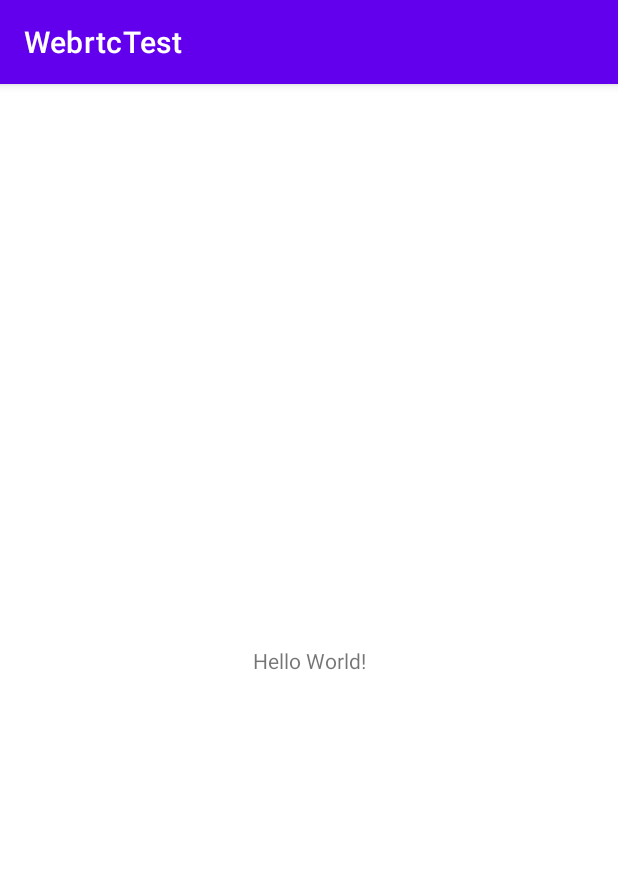
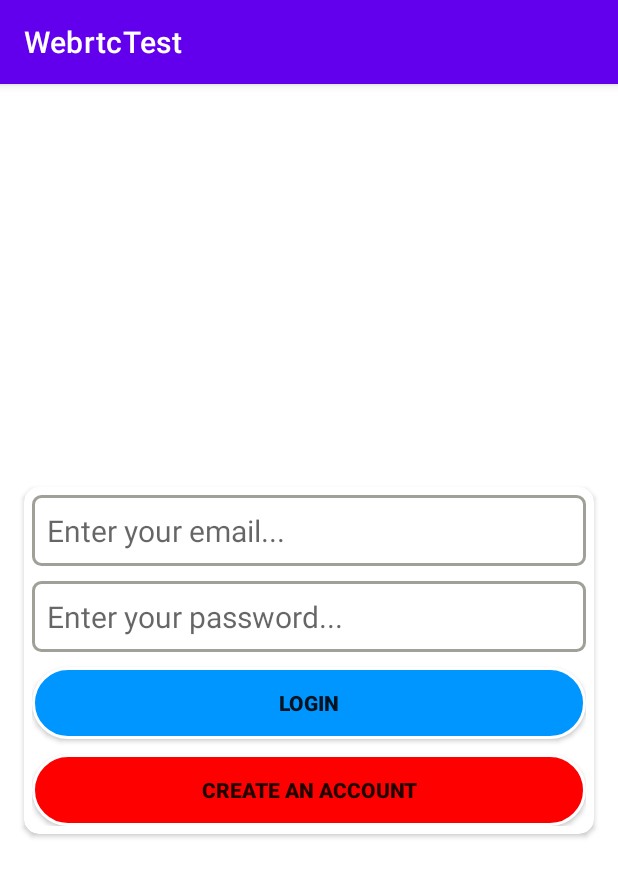
Before and after one commit to thanhhieu995/webRtcTest, an Android app: the screen it shows after launch (MainActivity), on a phone screen of 412 x 824 dp. Shown: the top 877 px of the screen. Run offline under Robolectric (Android 15) with nearby library versions, the phone set to English and light mode, and no system bars.

Commit message:
Design main.xml

```diff
--- /dev/null
+++ b/app/src/main/res/drawable/button_corner_blue_style.xml
@@ -0,0 +1,7 @@
+<?xml version="1.0" encoding="utf-8"?>
+<shape xmlns:android="http://schemas.android.com/apk/res/android">
+    <corners android:radius="40dp" />
+    <stroke android:color="@color/white"
+        android:width="2dp"/>
+    <solid android:color="@color/blue"/>
+</shape>
--- /dev/null
+++ b/app/src/main/res/drawable/button_corner_red_style.xml
@@ -0,0 +1,7 @@
+<?xml version="1.0" encoding="utf-8"?>
+<shape xmlns:android="http://schemas.android.com/apk/res/android">
+    <corners android:radius="40dp" />
+    <stroke android:color="@color/white"
+        android:width="2dp"/>
+    <solid android:color="@color/red"/>
+</shape>
--- /dev/null
+++ b/app/src/main/res/drawable/edt_square_transparency_style.xml
@@ -0,0 +1,7 @@
+<?xml version="1.0" encoding="utf-8"?>
+<shape xmlns:android="http://schemas.android.com/apk/res/android">
+    <corners android:radius="5dp"/>
+    <stroke android:width="2dp"
+        android:color="@color/blonde"/>
+    <solid android:color="@color/white"/>
+</shape>
--- a/app/src/main/res/layout/activity_main.xml
+++ b/app/src/main/res/layout/activity_main.xml
@@ -6,13 +6,64 @@
     android:layout_height="match_parent"
     tools:context="vn.videocall.webrtctest.MainActivity">
 
-    <TextView
-        android:layout_width="wrap_content"
+    <androidx.cardview.widget.CardView
+        android:id="@+id/crv_main"
+        android:layout_width="match_parent"
         android:layout_height="wrap_content"
-        android:text="Hello World!"
+        android:layout_marginStart="16dp"
+        android:layout_marginEnd="16dp"
+        app:cardCornerRadius="10dp"
         app:layout_constraintBottom_toBottomOf="parent"
         app:layout_constraintEnd_toEndOf="parent"
         app:layout_constraintStart_toStartOf="parent"
-        app:layout_constraintTop_toTopOf="parent" />
+        app:layout_constraintTop_toTopOf="parent">
 
+        <androidx.appcompat.widget.LinearLayoutCompat
+            android:layout_width="match_parent"
+            android:layout_height="wrap_content"
+            android:padding="5dp"
+            android:orientation="vertical">
+
+            <EditText
+                android:id="@+id/edt_email"
+                android:layout_width="match_parent"
+                android:layout_height="wrap_content"
+                android:textSize="20sp"
+                android:padding="10dp"
+                android:background="@drawable/edt_square_transparency_style"
+                android:hint="Enter your email..." />
+
+            <EditText
+                android:id="@+id/edt_password"
+                android:layout_width="match_parent"
+                android:layout_height="wrap_content"
+                android:layout_marginTop="10dp"
+                android:textSize="20sp"
+                android:padding="10dp"
+                android:background="@drawable/edt_square_transparency_style"
+                android:hint="Enter your password..." />
+
+            <androidx.appcompat.widget.AppCompatButton
+                android:id="@+id/btn_login"
+                android:background="@drawable/button_corner_blue_style"
+                android:layout_width="match_parent"
+                android:layout_height="wrap_content"
+                android:layout_marginTop="10dp"
+                android:text="Login"
+                android:textStyle="bold"/>
+
+            <androidx.appcompat.widget.AppCompatButton
+                android:id="@+id/btn_signup"
+                android:background="@drawable/button_corner_red_style"
+                android:layout_width="match_parent"
+                android:layout_height="wrap_content"
+                android:layout_marginTop="10dp"
+                android:text="create an account"
+                android:textStyle="bold"/>
+
+
+        </androidx.appcompat.widget.LinearLayoutCompat>
+
+
+    </androidx.cardview.widget.CardView>
 </androidx.constraintlayout.widget.ConstraintLayout>
--- a/app/src/main/res/values/colors.xml
+++ b/app/src/main/res/values/colors.xml
@@ -7,4 +7,7 @@
     <color name="teal_700">#FF018786</color>
     <color name="black">#FF000000</color>
     <color name="white">#FFFFFFFF</color>
+    <color name="red">#FF0000</color>
+    <color name="blue">#0096FF</color>
+    <color name="blonde">#A1A098</color>
 </resources>
```
